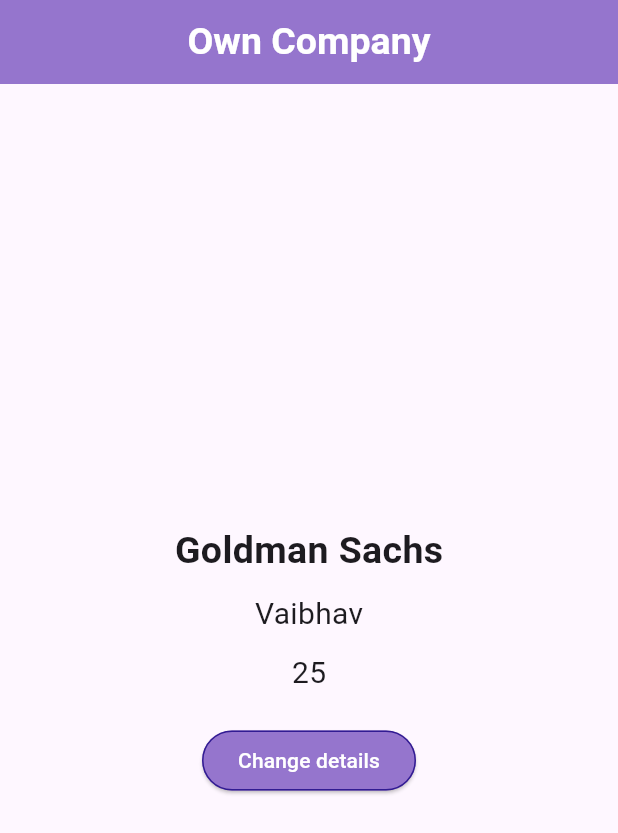
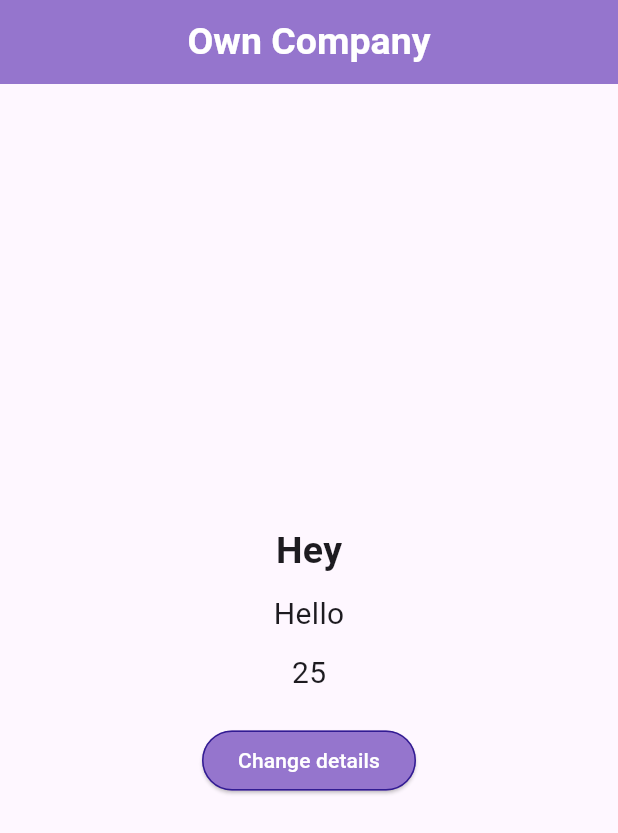
Before and after one commit to VaibhavPagare25/Daily-Flutter, a Flutter app: the screen it shows after launch, on a phone screen of 412 x 824 dp. Shown: the top 833 px of the screen. Run offline on Flutter 3.47's test engine with Material 3 defaults, Android fonts, the light colour scheme and no system bars; our stand-ins replace flutter_slidable, google_fonts, google_nav_bar, line_icons, pie_chart, sqflite; missing offline and left inert: number_to_words_english; accounts and stored records are empty.

Commit message:
Modified code

```diff
--- a/April-26-24/consumer_demo/lib/main.dart
+++ b/April-26-24/consumer_demo/lib/main.dart
@@ -1,4 +1,5 @@
 import 'package:flutter/material.dart';
+import 'dart:developer';
 import 'package:provider/provider.dart';
 
 void main() => runApp(const MyApp());
@@ -8,6 +9,7 @@
 
   @override
   Widget build(BuildContext context) {
+    log("In MyApp build");
     return MultiProvider(
       providers: [
         ChangeNotifierProvider(
@@ -35,6 +37,7 @@
 class _CompanyDataState extends State<CompanyData> {
   @override
   Widget build(BuildContext context) {
+    log("In CompanyData build");
     return Scaffold(
       appBar: AppBar(
         title: const Text(
@@ -52,7 +55,8 @@
         mainAxisAlignment: MainAxisAlignment.center,
         children: [
           Text(
-            Provider.of<Company>(context).compName,
+            "Hey",
+            // Provider.of<Company>(context).compName,
             style: const TextStyle(
               fontWeight: FontWeight.bold,
               fontSize: 25,
@@ -62,9 +66,10 @@
             height: 10,
             width: double.infinity,
           ),
-          Text(
-            Provider.of<Company>(context).empName,
-            style: const TextStyle(
+          const Text(
+            // Provider.of<Company>(context).empName,
+            "Hello",
+            style: TextStyle(
               fontWeight: FontWeight.w400,
               fontSize: 20,
             ),
@@ -72,13 +77,16 @@
           const SizedBox(
             height: 10,
           ),
-          Text(
-            "${Provider.of<Company>(context).empId}",
-            style: const TextStyle(
-              fontWeight: FontWeight.w400,
-              fontSize: 20,
-            ),
-          ),
+          Consumer(builder: (context, value, child) {
+            log("In Consumer");
+            return Text(
+              "${Provider.of<Company>(context).empId}",
+              style: const TextStyle(
+                fontWeight: FontWeight.w400,
+                fontSize: 20,
+              ),
+            );
+          }),
           const SizedBox(
             height: 20,
           ),
```
